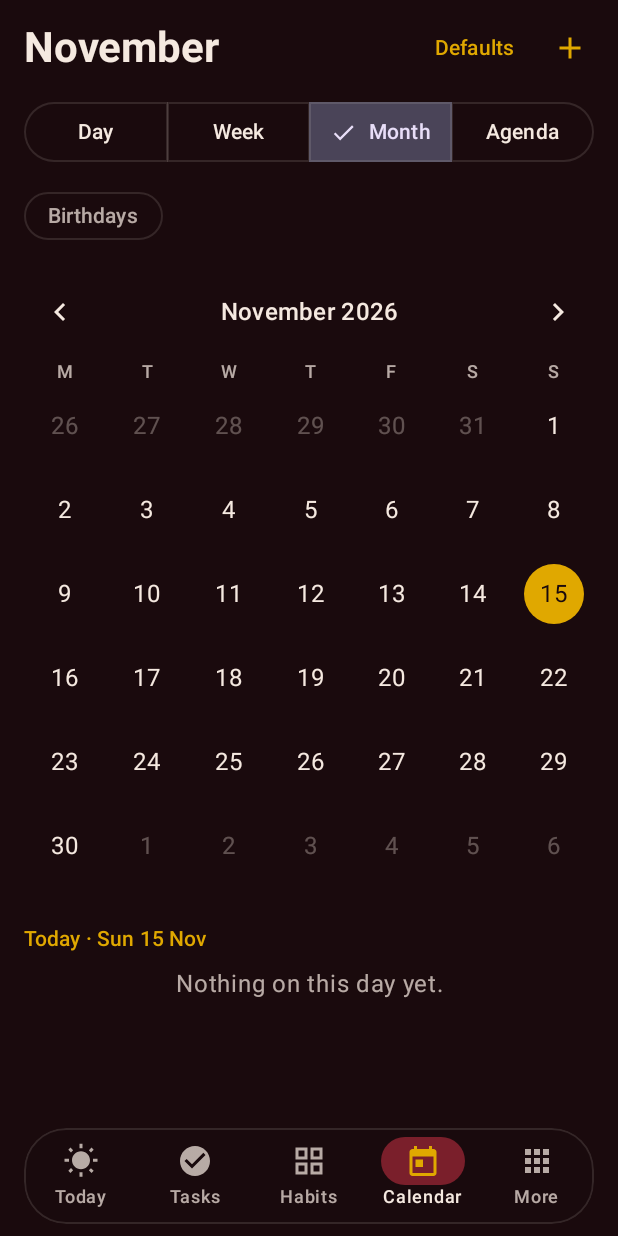
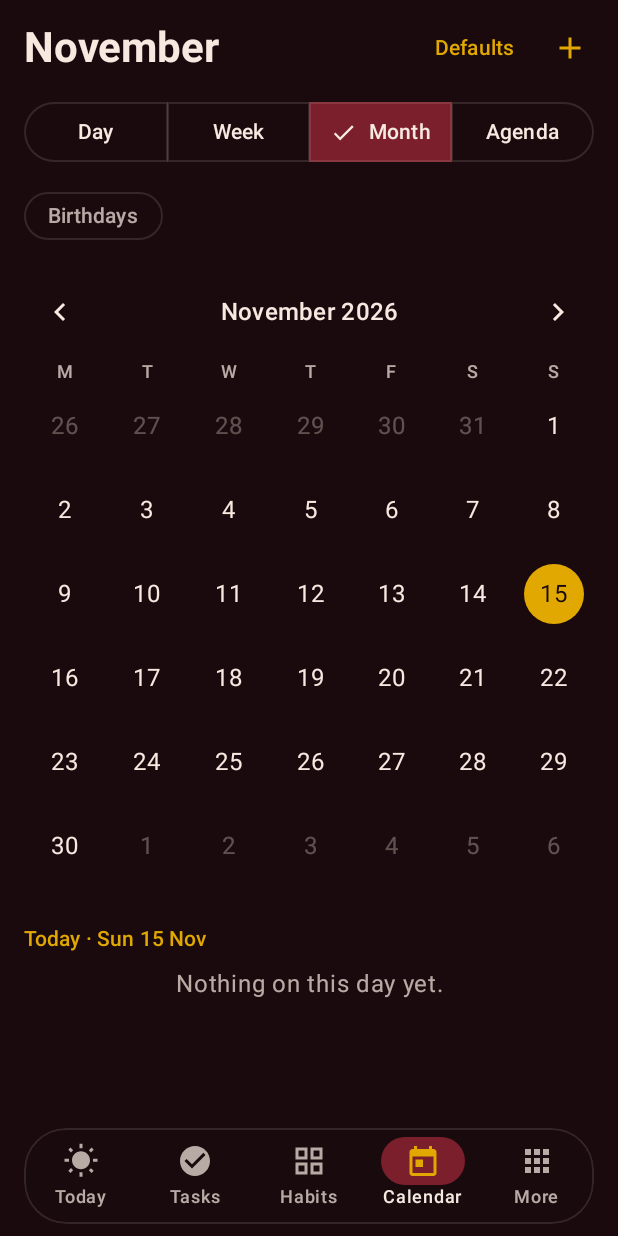
Before and after one commit to sanjithshetty-2007/betterlife, an Android app built with Jetpack Compose: the agenda screen opened through its navigation route, on a phone screen of 412 x 824 dp. Run offline under Robolectric (Android 15) with nearby library versions, the phone set to English and light mode, and no system bars; our stand-ins replace Room's generated code; libraries missing offline, so code that uses them is left out: io.github.jan.supabase.

Commit message:
Owner's change: cherry selected pill on segmented rows

```diff
--- a/app/src/main/java/com/sanjith/betterlife/feature/calendar/CalendarScreen.kt
+++ b/app/src/main/java/com/sanjith/betterlife/feature/calendar/CalendarScreen.kt
@@ -42,6 +42,7 @@ import com.sanjith.betterlife.domain.model.EventType
 import com.sanjith.betterlife.feature.events.CategoryDot
 import com.sanjith.betterlife.feature.tasks.DueText
 import com.sanjith.betterlife.ui.theme.Spacing
+import com.sanjith.betterlife.ui.theme.pillColors
 import java.time.LocalDate
 import java.time.format.DateTimeFormatter
 import java.time.temporal.WeekFields
@@ -136,7 +137,7 @@ private fun ViewSwitcher(selected: CalendarView, onSelect: (CalendarView) -> Uni
     val views = listOf(CalendarView.DAY, CalendarView.WEEK, CalendarView.MONTH, CalendarView.AGENDA)
     SingleChoiceSegmentedButtonRow(modifier = Modifier.fillMaxWidth().padding(horizontal = Spacing.md, vertical = Spacing.sm)) {
         views.forEachIndexed { i, view ->
-            SegmentedButton(selected = view == selected, onClick = { onSelect(view) }, shape = SegmentedButtonDefaults.itemShape(i, views.size)) {
+            SegmentedButton(selected = view == selected, onClick = { onSelect(view) }, shape = SegmentedButtonDefaults.itemShape(i, views.size), colors = pillColors()) {
                 Text(stringResource(labelOf(view)), maxLines = 1)
             }
         }
--- a/app/src/main/java/com/sanjith/betterlife/feature/events/EventEditorSections.kt
+++ b/app/src/main/java/com/sanjith/betterlife/feature/events/EventEditorSections.kt
@@ -55,6 +55,7 @@ import com.sanjith.betterlife.feature.tasks.SectionLabel
 import com.sanjith.betterlife.ui.theme.BetterLifeColors
 import com.sanjith.betterlife.ui.theme.Dimens
 import com.sanjith.betterlife.ui.theme.Spacing
+import com.sanjith.betterlife.ui.theme.pillColors
 import java.time.DayOfWeek
 import java.time.Instant
 import java.time.LocalDate
@@ -109,7 +110,7 @@ internal fun TypeSection(type: EventType, onPick: (EventType) -> Unit) {
     SectionLabel(stringResource(R.string.event_type))
     SingleChoiceSegmentedButtonRow(modifier = Modifier.fillMaxWidth()) {
         EventType.entries.forEachIndexed { i, t ->
-            SegmentedButton(selected = t == type, onClick = { onPick(t) }, shape = SegmentedButtonDefaults.itemShape(i, EventType.entries.size)) {
+            SegmentedButton(selected = t == type, onClick = { onPick(t) }, shape = SegmentedButtonDefaults.itemShape(i, EventType.entries.size), colors = pillColors()) {
                 Text(stringResource(kindLabel(t)), maxLines = 1)
             }
         }
--- a/app/src/main/java/com/sanjith/betterlife/feature/tasks/TaskEditorScreen.kt
+++ b/app/src/main/java/com/sanjith/betterlife/feature/tasks/TaskEditorScreen.kt
@@ -43,6 +43,7 @@ import com.sanjith.betterlife.domain.time.today
 import com.sanjith.betterlife.ui.feedback.rememberDoneHaptics
 import com.sanjith.betterlife.ui.theme.Dimens
 import com.sanjith.betterlife.ui.theme.Spacing
+import com.sanjith.betterlife.ui.theme.pillColors
 
 /** The full task editor (context.md 5.3). Saving updates the task, its reminders and the alarms. */
 @Composable
@@ -125,7 +126,7 @@ private fun PrioritySection(priority: Priority, onPick: (Priority) -> Unit) {
     val options = listOf(Priority.NONE, Priority.LOW, Priority.MEDIUM, Priority.HIGH)
     SingleChoiceSegmentedButtonRow(modifier = Modifier.fillMaxWidth()) {
         options.forEachIndexed { i, p ->
-            SegmentedButton(selected = p == priority, onClick = { onPick(p) }, shape = SegmentedButtonDefaults.itemShape(i, options.size)) {
+            SegmentedButton(selected = p == priority, onClick = { onPick(p) }, shape = SegmentedButtonDefaults.itemShape(i, options.size), colors = pillColors()) {
                 Text(stringResource(priorityLabel(p)), maxLines = 1)
             }
         }
@@ -137,7 +138,7 @@ internal fun LevelSection(level: Importance, onPick: (Importance) -> Unit) {
     SectionLabel(stringResource(R.string.editor_level))
     SingleChoiceSegmentedButtonRow(modifier = Modifier.fillMaxWidth()) {
         Importance.entries.forEachIndexed { i, l ->
-            SegmentedButton(selected = l == level, onClick = { onPick(l) }, shape = SegmentedButtonDefaults.itemShape(i, Importance.entries.size)) {
+            SegmentedButton(selected = l == level, onClick = { onPick(l) }, shape = SegmentedButtonDefaults.itemShape(i, Importance.entries.size), colors = pillColors()) {
                 Text(stringResource(levelLabel(l)), maxLines = 1)
             }
         }
--- /dev/null
+++ b/app/src/main/java/com/sanjith/betterlife/ui/theme/PillColors.kt
@@ -0,0 +1,18 @@
+package com.sanjith.betterlife.ui.theme
+
+import androidx.compose.material3.MaterialTheme
+import androidx.compose.material3.SegmentedButtonColors
+import androidx.compose.material3.SegmentedButtonDefaults
+import androidx.compose.runtime.Composable
+
+/**
+ * The selected pill of a segmented row (Calendar views, event type, task priority and level) is the
+ * brand's cherry, as in docs/design (owner, 2026-11-15). Only these rows: selected filter chips keep
+ * Material's own colour, so the theme's secondaryContainer is deliberately left unset.
+ */
+@Composable
+public fun pillColors(): SegmentedButtonColors = SegmentedButtonDefaults.colors(
+    activeContainerColor = MaterialTheme.colorScheme.secondary,
+    activeContentColor = MaterialTheme.colorScheme.onSecondary,
+    activeBorderColor = MaterialTheme.colorScheme.outline,
+)
```
Also changed, not shown: 2 other files.
